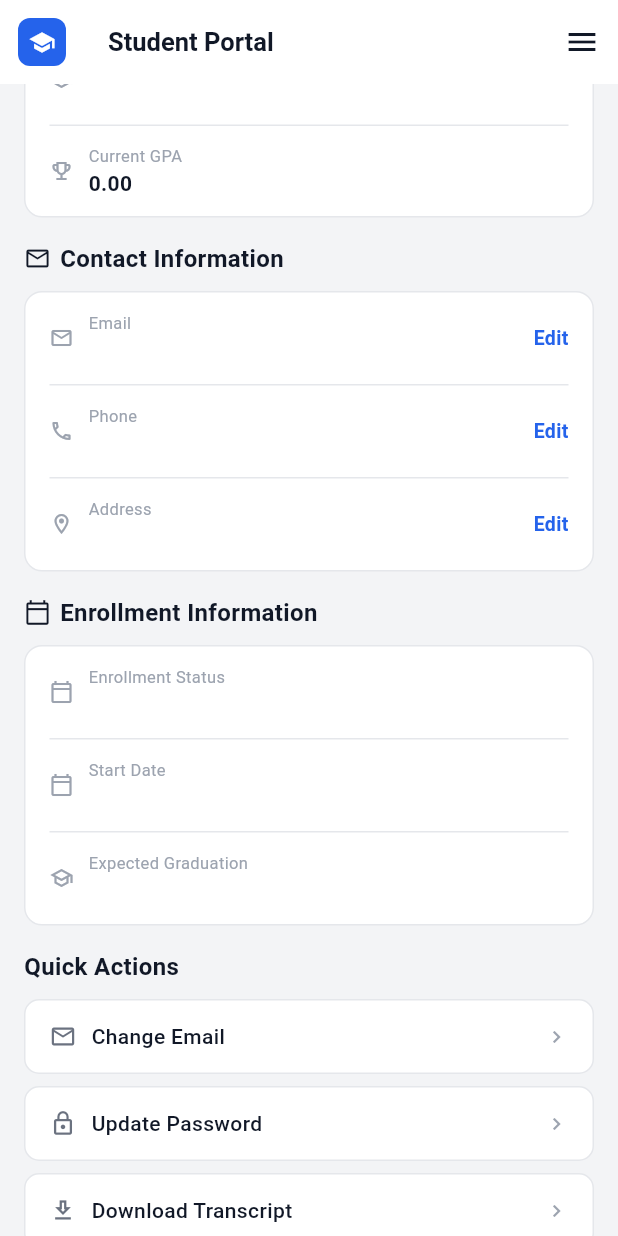
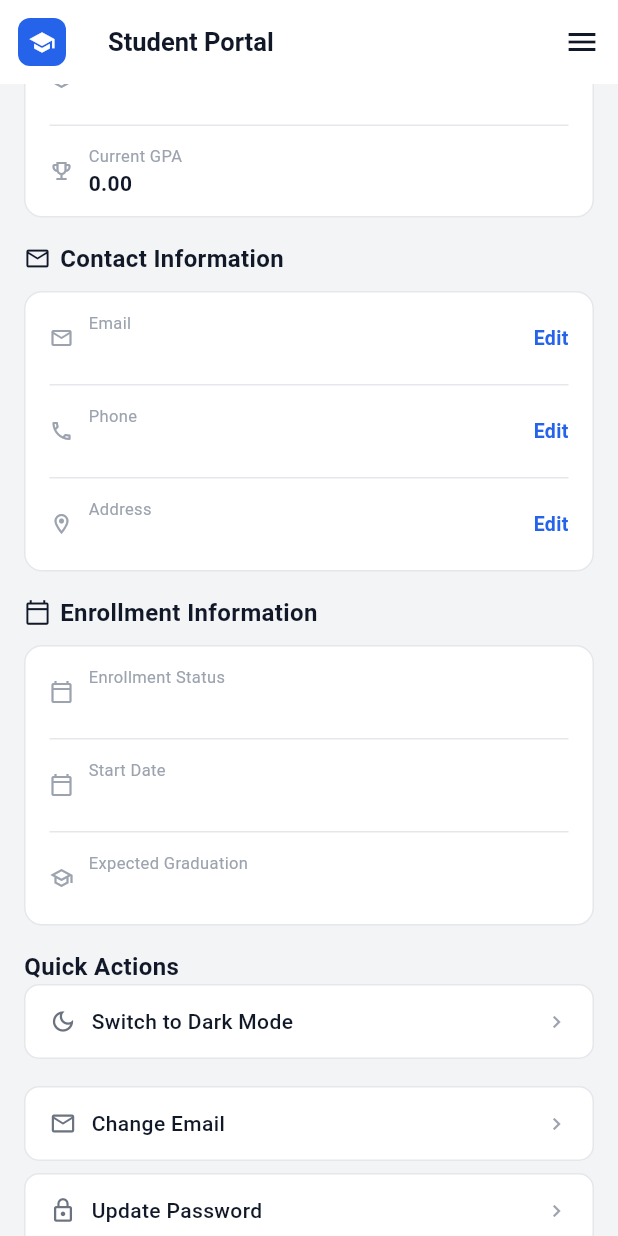
Before and after one commit to kanash1-personal/rsu_portal, a Flutter app: the ProfileScreen screen opened directly, scrolled down 576 dp, on a phone screen of 412 x 824 dp. Run offline on Flutter 3.47's test engine with Material 3 defaults, Android fonts, the phone set to English and light mode, and no system bars; our stand-ins replace firebase_auth, firebase_core, sqflite; accounts and stored records are empty.

Commit message:
Added "Darkmode" ish, sometime works sometimes shit

```diff
--- a/lib/main.dart
+++ b/lib/main.dart
@@ -43,10 +43,13 @@ class RSUPortalApp extends StatelessWidget {
 
   @override
   Widget build(BuildContext context) {
+    final themeMode = context.watch<AppProvider>().themeMode;
     return MaterialApp(
       title: 'RSU Student Portal',
       debugShowCheckedModeBanner: false,
       theme: AppTheme.lightTheme,
+      darkTheme: AppTheme.darkTheme,
+      themeMode: themeMode,
       home: const AuthWrapper(),
     );
   }
--- a/lib/providers/app_provider.dart
+++ b/lib/providers/app_provider.dart
@@ -11,6 +11,21 @@ import '../services/database_service.dart';
 class AppProvider extends ChangeNotifier {
   final FirebaseService _auth = FirebaseService();
   final DatabaseService _db = DatabaseService();
+  ThemeMode _themeMode = ThemeMode.system;
+  ThemeMode get themeMode => _themeMode;
+
+  // ─── Theme ───────────────────────────────────────────────────────────────
+
+    void setThemeMode(ThemeMode mode) {
+    _themeMode = mode;
+    notifyListeners();
+  }
+
+  void toggleTheme() {
+    _themeMode =
+        _themeMode == ThemeMode.dark ? ThemeMode.light : ThemeMode.dark;
+    notifyListeners();
+  }
 
   // ─── Auth ─────────────────────────────────────────────────────────────────
   User? _user;
--- a/lib/screens/profile_screen.dart
+++ b/lib/screens/profile_screen.dart
@@ -14,7 +14,7 @@ class ProfileScreen extends StatelessWidget {
     final profile = p.profile;
 
     return Scaffold(
-      backgroundColor: AppTheme.background,
+      backgroundColor: AppTheme.background(context),
       appBar: AppBar(
         backgroundColor: Colors.white, elevation: 0,
         leading: Padding(
@@ -23,12 +23,12 @@ class ProfileScreen extends StatelessWidget {
             onTap: () => MainNav.of(context).goTo(0),
             child: Container(
               decoration: BoxDecoration(color: AppTheme.primary, borderRadius: BorderRadius.circular(8)),
-              child: const Icon(Icons.school, color: Colors.white, size: 18),
+              child: Icon(Icons.school, color: Colors.white, size: 18),
             ),
           ),
         ),
         title: const Text('Student Portal', style: TextStyle(fontSize: 17, fontWeight: FontWeight.w700)),
-        actions: [IconButton(icon: const Icon(Icons.menu, color: AppTheme.textPrimary),
+        actions: [IconButton(icon: Icon(Icons.menu, color: AppTheme.textPrimary(context)),
             onPressed: () => _showMenuSheet(context))],
       ),
       body: profile == null
@@ -39,10 +39,10 @@ class ProfileScreen extends StatelessWidget {
                 crossAxisAlignment: CrossAxisAlignment.start,
                 children: [
                   const SizedBox(height: 4),
-                  const Text('My Profile',
-                      style: TextStyle(fontSize: 22, fontWeight: FontWeight.w800, color: AppTheme.textPrimary)),
-                  const Text('Manage your personal information',
-                      style: TextStyle(color: AppTheme.textSecondary, fontSize: 13)),
+                  Text('My Profile',
+                      style: TextStyle(fontSize: 22, fontWeight: FontWeight.w800, color: AppTheme.textPrimary(context))),
+                  Text('Manage your personal information',
+                      style: TextStyle(color: AppTheme.textSecondary(context), fontSize: 13)),
                   const SizedBox(height: 16),
 
                   // Profile card
@@ -50,7 +50,7 @@ class ProfileScreen extends StatelessWidget {
                     width: double.infinity,
                     padding: const EdgeInsets.all(24),
                     decoration: BoxDecoration(color: Colors.white, borderRadius: BorderRadius.circular(12),
-                        border: Border.all(color: AppTheme.border)),
+                        border: Border.all(color: AppTheme.border(context))),
                     child: Column(children: [
                       Container(
                         width: 72, height: 72,
@@ -69,24 +69,24 @@ class ProfileScreen extends StatelessWidget {
                         ),
                       ),
                       const SizedBox(height: 12),
-                      Text(profile.name, style: const TextStyle(fontSize: 18, fontWeight: FontWeight.w800, color: AppTheme.textPrimary)),
+                      Text(profile.name, style: TextStyle(fontSize: 18, fontWeight: FontWeight.w800, color: AppTheme.textPrimary(context))),
                       const SizedBox(height: 4),
-                      Text(profile.email, style: const TextStyle(fontSize: 13, color: AppTheme.textSecondary)),
+                      Text(profile.email, style: TextStyle(fontSize: 13, color: AppTheme.textSecondary(context))),
                       const SizedBox(height: 12),
                       Wrap(spacing: 6, runSpacing: 6, alignment: WrapAlignment.center, children: [
                         _Badge(label: profile.major, color: AppTheme.primary),
-                        _Badge(label: profile.year, color: Colors.transparent, textColor: AppTheme.textSecondary, bordered: true),
-                        _Badge(label: 'GPA: ${profile.gpa.toStringAsFixed(2)}', color: Colors.transparent, textColor: AppTheme.textSecondary, bordered: true),
+                        _Badge(label: profile.year, color: Colors.transparent, textColor: AppTheme.textSecondary(context), bordered: true),
+                        _Badge(label: 'GPA: ${profile.gpa.toStringAsFixed(2)}', color: Colors.transparent, textColor: AppTheme.textSecondary(context), bordered: true),
                       ]),
                       const SizedBox(height: 12),
                       OutlinedButton(
                         onPressed: () => _showEditProfileDialog(context, p),
                         style: OutlinedButton.styleFrom(
-                          side: const BorderSide(color: AppTheme.border),
+                          side: BorderSide(color: AppTheme.border(context)),
                           shape: RoundedRectangleBorder(borderRadius: BorderRadius.circular(8)),
                           padding: const EdgeInsets.symmetric(horizontal: 24, vertical: 10),
                         ),
-                        child: const Text('Edit Profile', style: TextStyle(color: AppTheme.textPrimary, fontSize: 13, fontWeight: FontWeight.w600)),
+                        child: Text('Edit Profile', style: TextStyle(color: AppTheme.textPrimary(context), fontSize: 13, fontWeight: FontWeight.w600)),
                       ),
                     ]),
                   ),
@@ -117,7 +117,18 @@ class ProfileScreen extends StatelessWidget {
                   ]),
                   const SizedBox(height: 16),
 
-                  const Text('Quick Actions', style: TextStyle(fontSize: 16, fontWeight: FontWeight.w700, color: AppTheme.textPrimary)),
+                  Text('Quick Actions', style: TextStyle(fontSize: 16, fontWeight: FontWeight.w700, color: AppTheme.textPrimary(context))),
+                  // Dark mode toggle
+                  _ActionButton(
+                    icon: Theme.of(context).brightness == Brightness.dark
+                        ? Icons.light_mode_outlined
+                        : Icons.dark_mode_outlined,
+                    label: Theme.of(context).brightness == Brightness.dark
+                        ? 'Switch to Light Mode'
+                        : 'Switch to Dark Mode',
+                    onTap: () => context.read<AppProvider>().toggleTheme(),
+                  ),
+                  const SizedBox(height: 8),
                   const SizedBox(height: 10),
                   _ActionButton(icon: Icons.mail_outline, label: 'Change Email',
                       onTap: () => _editField(context, p, 'Email', profile.email, 'email')),
@@ -175,7 +186,7 @@ class ProfileScreen extends StatelessWidget {
     final nameCtrl = TextEditingController(text: p.profile?.name ?? '');
     showDialog(
       context: context,
-      builder: (_) => AlertDialog(
+      builder: (dialogContext) => AlertDialog(
         shape: RoundedRectangleBorder(borderRadius: BorderRadius.circular(16)),
         title: const Text('Edit Profile'),
         content: TextField(
@@ -184,14 +195,16 @@ class ProfileScreen extends StatelessWidget {
               border: OutlineInputBorder(borderRadius: BorderRadius.circular(8))),
         ),
         actions: [
-          TextButton(onPressed: () => Navigator.pop(context), child: const Text('Cancel')),
+          TextButton(onPressed: () => Navigator.pop(dialogContext), child: const Text('Cancel')),
           ElevatedButton(
             onPressed: () async {
               await p.updateProfile({'name': nameCtrl.text.trim()});
-              Navigator.pop(context);
-              ScaffoldMessenger.of(context).showSnackBar(
-                const SnackBar(content: Text('Profile updated successfully')),
-              );
+              if (context.mounted) Navigator.pop(context);
+              if (context.mounted) {
+                ScaffoldMessenger.of(context).showSnackBar(
+                  const SnackBar(content: Text('Profile updated successfully')),
+                );
+              }
             },
             style: ElevatedButton.styleFrom(backgroundColor: AppTheme.primary),
             child: const Text('Save', style: TextStyle(color: Colors.white)),
@@ -275,15 +288,15 @@ class ProfileScreen extends StatelessWidget {
   void _confirmSignOut(BuildContext context, AppProvider p) {
     showDialog(
       context: context,
-      builder: (_) => AlertDialog(
+      builder: (dialogContext) => AlertDialog(
         shape: RoundedRectangleBorder(borderRadius: BorderRadius.circular(16)),
         title: const Text('Sign Out'),
         content: const Text('Are you sure you want to sign out?'),
         actions: [
-          TextButton(onPressed: () => Navigator.pop(context), child: const Text('Cancel')),
+          TextButton(onPressed: () => Navigator.pop(dialogContext), child: const Text('Cancel')),
           ElevatedButton(
             onPressed: () async {
-              Navigator.pop(context);
+              if (context.mounted) Navigator.pop(context);
               await p.signOut();
             },
             style: ElevatedButton.styleFrom(backgroundColor: AppTheme.danger),
@@ -335,13 +348,13 @@ class _TranscriptOption extends StatelessWidget {
   @override
   Widget build(BuildContext context) => Container(
         padding: const EdgeInsets.symmetric(horizontal: 12, vertical: 10),
-        decoration: BoxDecoration(border: Border.all(color: AppTheme.border), borderRadius: BorderRadius.circular(8)),
+        decoration: BoxDecoration(border: Border.all(color: AppTheme.border(context)), borderRadius: BorderRadius.circular(8)),
         child: Row(children: [
-          const Icon(Icons.picture_as_pdf_outlined, color: AppTheme.danger, size: 20),
+          Icon(Icons.picture_as_pdf_outlined, color: AppTheme.danger, size: 20),
           const SizedBox(width: 10),
           Column(crossAxisAlignment: CrossAxisAlignment.start, children: [
             Text(label, style: const TextStyle(fontWeight: FontWeight.w600, fontSize: 13)),
-            Text(subtitle, style: const TextStyle(fontSize: 11, color: AppTheme.textMuted)),
+            Text(subtitle, style: TextStyle(fontSize: 11, color: AppTheme.textMuted(context))),
           ]),
         ]),
       );
@@ -357,7 +370,7 @@ class _Badge extends StatelessWidget {
   Widget build(BuildContext context) => Container(
         padding: const EdgeInsets.symmetric(horizontal: 10, vertical: 4),
         decoration: BoxDecoration(color: color, borderRadius: BorderRadius.circular(20),
-            border: bordered ? Border.all(color: AppTheme.border) : null),
+            border: bordered ? Border.all(color: AppTheme.border(context)) : null),
         child: Text(label, style: TextStyle(fontSize: 12, fontWeight: FontWeight.w600, color: textColor)),
       );
 }
@@ -370,17 +383,17 @@ class _Section extends StatelessWidget {
   @override
   Widget build(BuildContext context) => Column(crossAxisAlignment: CrossAxisAlignment.start, children: [
         Row(children: [
-          Icon(icon, size: 18, color: AppTheme.textPrimary), const SizedBox(width: 6),
-          Text(title, style: const TextStyle(fontSize: 16, fontWeight: FontWeight.w700, color: AppTheme.textPrimary)),
+          Icon(icon, size: 18, color: AppTheme.textPrimary(context)), const SizedBox(width: 6),
+          Text(title, style: TextStyle(fontSize: 16, fontWeight: FontWeight.w700, color: AppTheme.textPrimary(context))),
         ]),
         const SizedBox(height: 10),
         Container(
           decoration: BoxDecoration(color: Colors.white, borderRadius: BorderRadius.circular(12),
-              border: Border.all(color: AppTheme.border)),
+              border: Border.all(color: AppTheme.border(context))),
           child: Column(children: [
             for (int i = 0; i < children.length; i++) ...[
               children[i],
-              if (i < children.length - 1) const Divider(height: 1, color: AppTheme.border, indent: 16, endIndent: 16),
+              if (i < children.length - 1) Divider(height: 1, color: AppTheme.border(context), indent: 16, endIndent: 16),
             ],
           ]),
         ),
@@ -395,10 +408,10 @@ class _InfoRow extends StatelessWidget {
   Widget build(BuildContext context) => Padding(
         padding: const EdgeInsets.symmetric(horizontal: 16, vertical: 12),
         child: Row(children: [
-          Icon(icon, size: 16, color: AppTheme.textMuted), const SizedBox(width: 10),
+          Icon(icon, size: 16, color: AppTheme.textMuted(context)), const SizedBox(width: 10),
           Column(crossAxisAlignment: CrossAxisAlignment.start, children: [
-            Text(label, style: const TextStyle(fontSize: 11, color: AppTheme.textMuted)),
-            Text(value, style: const TextStyle(fontSize: 14, fontWeight: FontWeight.w600, color: AppTheme.textPrimary)),
+            Text(label, style: TextStyle(fontSize: 11, color: AppTheme.textMuted(context))),
+            Text(value, style: TextStyle(fontSize: 14, fontWeight: FontWeight.w600, color: AppTheme.textPrimary(context))),
           ]),
         ]),
       );
@@ -413,13 +426,13 @@ class _EditableRow extends StatelessWidget {
   Widget build(BuildContext context) => Padding(
         padding: const EdgeInsets.symmetric(horizontal: 16, vertical: 12),
         child: Row(children: [
-          Icon(icon, size: 16, color: AppTheme.textMuted), const SizedBox(width: 10),
+          Icon(icon, size: 16, color: AppTheme.textMuted(context)), const SizedBox(width: 10),
           Expanded(child: Column(crossAxisAlignment: CrossAxisAlignment.start, children: [
-            Text(label, style: const TextStyle(fontSize: 11, color: AppTheme.textMuted)),
-            Text(value, style: const TextStyle(fontSize: 14, fontWeight: FontWeight.w600, color: AppTheme.textPrimary)),
+            Text(label, style: TextStyle(fontSize: 11, color: AppTheme.textMuted(context))),
+            Text(value, style: TextStyle(fontSize: 14, fontWeight: FontWeight.w600, color: AppTheme.textPrimary(context))),
           ])),
           GestureDetector(onTap: onEdit,
-              child: const Text('Edit', style: TextStyle(fontSize: 13, color: AppTheme.primary, fontWeight: FontWeight.w600))),
+              child: Text('Edit', style: TextStyle(fontSize: 13, color: AppTheme.primary, fontWeight: FontWeight.w600))),
         ]),
       );
 }
@@ -434,16 +447,16 @@ class _ActionButton extends StatelessWidget {
   Widget build(BuildContext context) => Container(
         width: double.infinity,
         decoration: BoxDecoration(color: Colors.white, borderRadius: BorderRadius.circular(10),
-            border: Border.all(color: AppTheme.border)),
+            border: Border.all(color: AppTheme.border(context))),
         child: InkWell(
           onTap: onTap, borderRadius: BorderRadius.circular(10),
           child: Padding(
             padding: const EdgeInsets.symmetric(horizontal: 16, vertical: 14),
             child: Row(children: [
-              Icon(icon, size: 18, color: textColor ?? AppTheme.textSecondary), const SizedBox(width: 10),
-              Text(label, style: TextStyle(fontSize: 14, fontWeight: FontWeight.w500, color: textColor ?? AppTheme.textPrimary)),
+              Icon(icon, size: 18, color: textColor ?? AppTheme.textSecondary(context)), const SizedBox(width: 10),
+              Text(label, style: TextStyle(fontSize: 14, fontWeight: FontWeight.w500, color: textColor ?? AppTheme.textPrimary(context))),
               const Spacer(),
-              Icon(Icons.chevron_right, size: 16, color: textColor ?? AppTheme.textMuted),
+              Icon(Icons.chevron_right, size: 16, color: textColor ?? AppTheme.textMuted(context)),
             ]),
           ),
         ),
--- a/lib/theme.dart
+++ b/lib/theme.dart
@@ -2,29 +2,53 @@
 import 'package:flutter/material.dart';
 
 class AppTheme {
+  // Light colors
   static const Color primary = Color(0xFF2563EB);
   static const Color primaryLight = Color(0xFFEFF6FF);
-  static const Color background = Color(0xFFF3F4F6);
-  static const Color surface = Colors.white;
-  static const Color textPrimary = Color(0xFF111827);
-  static const Color textSecondary = Color(0xFF6B7280);
-  static const Color textMuted = Color(0xFF9CA3AF);
-  static const Color border = Color(0xFFE5E7EB);
+
+  // Light theme colors
+  static const Color _lightBackground = Color(0xFFF3F4F6);
+  static const Color _lightSurface = Colors.white;
+  static const Color _lightTextPrimary = Color(0xFF111827);
+  static const Color _lightTextSecondary = Color(0xFF6B7280);
+  static const Color _lightTextMuted = Color(0xFF9CA3AF);
+  static const Color _lightBorder = Color(0xFFE5E7EB);
+
+  // Dark theme colors
+  static const Color _darkBackground = Color(0xFF0F172A);
+  static const Color _darkSurface = Color(0xFF1E293B);
+  static const Color _darkTextPrimary = Color(0xFFF1F5F9);
+  static const Color _darkTextSecondary = Color(0xFF94A3B8);
+  static const Color _darkTextMuted = Color(0xFF64748B);
+  static const Color _darkBorder = Color(0xFF334155);
+
+  // Semantic colors (same for both)
   static const Color success = Color(0xFF16A34A);
   static const Color warning = Color(0xFFD97706);
   static const Color danger = Color(0xFFDC2626);
   static const Color purple = Color(0xFF7C3AED);
 
-  static ThemeData get lightTheme {
+  static ThemeData get lightTheme => _buildTheme(Brightness.light);
+  static ThemeData get darkTheme => _buildTheme(Brightness.dark);
+
+  static ThemeData _buildTheme(Brightness brightness) {
+    final isDark = brightness == Brightness.dark;
+
+    final background = isDark ? _darkBackground : _lightBackground;
+    final surface = isDark ? _darkSurface : _lightSurface;
+    final textPrimary = isDark ? _darkTextPrimary : _lightTextPrimary;
+    final border = isDark ? _darkBorder : _lightBorder;
+
     return ThemeData(
       useMaterial3: true,
+      brightness: brightness,
       colorScheme: ColorScheme.fromSeed(
         seedColor: primary,
-        brightness: Brightness.light,
+        brightness: brightness,
       ),
       scaffoldBackgroundColor: background,
       fontFamily: 'sans-serif',
-      appBarTheme: const AppBarTheme(
+      appBarTheme: AppBarTheme(
         backgroundColor: surface,
         foregroundColor: textPrimary,
         elevation: 0,
@@ -35,23 +59,34 @@ class AppTheme {
           fontWeight: FontWeight.w700,
         ),
       ),
-      cardTheme: widget(
-        child: CardTheme(
-          color: surface,
-          elevation: 0,
-          shape: RoundedRectangleBorder(
-            borderRadius: BorderRadius.circular(12),
-            side: const BorderSide(color: border, width: 1),
-          ),
-          margin: EdgeInsets.zero,
+      cardTheme: CardThemeData(
+        color: surface,
+        elevation: 0,
+        shape: RoundedRectangleBorder(
+          borderRadius: BorderRadius.circular(12),
+          side: BorderSide(color: border, width: 1),
         ),
+        margin: EdgeInsets.zero,
       ),
     );
   }
 
-  static CardThemeData? widget({required CardTheme child}) {
-    return null;
-  }
+  // Helper to get colors based on context
+  static Color background(BuildContext context) =>
+      _resolve(context, _lightBackground, _darkBackground);
+  static Color surface(BuildContext context) =>
+      _resolve(context, _lightSurface, _darkSurface);
+  static Color textPrimary(BuildContext context) =>
+      _resolve(context, _lightTextPrimary, _darkTextPrimary);
+  static Color textSecondary(BuildContext context) =>
+      _resolve(context, _lightTextSecondary, _darkTextSecondary);
+  static Color textMuted(BuildContext context) =>
+      _resolve(context, _lightTextMuted, _darkTextMuted);
+  static Color border(BuildContext context) =>
+      _resolve(context, _lightBorder, _darkBorder);
+
+  static Color _resolve(BuildContext context, Color light, Color dark) =>
+      Theme.of(context).brightness == Brightness.dark ? dark : light;
 }
 
 // Reusable card widget
@@ -66,9 +101,9 @@ class AppCard extends StatelessWidget {
   Widget build(BuildContext context) {
     return Container(
       decoration: BoxDecoration(
-        color: Colors.white,
+        color: AppTheme.surface(context),
         borderRadius: BorderRadius.circular(12),
-        border: Border.all(color: AppTheme.border),
+        border: Border.all(color: AppTheme.border(context)),
       ),
       child: onTap != null
           ? InkWell(
```
Also changed, not shown: lib/screens/calendar_screen.dart (+35 -35 lines), lib/screens/grades_screen.dart (+30 -26 lines), lib/screens/home_screen.dart (+46 -46 lines), lib/screens/login_screen.dart (+17 -15 lines), lib/screens/main_nav.dart (+8 -8 lines), lib/screens/notifications_screen.dart (+29 -29 lines), lib/screens/schedule_screen.dart (+34 -41 lines).
